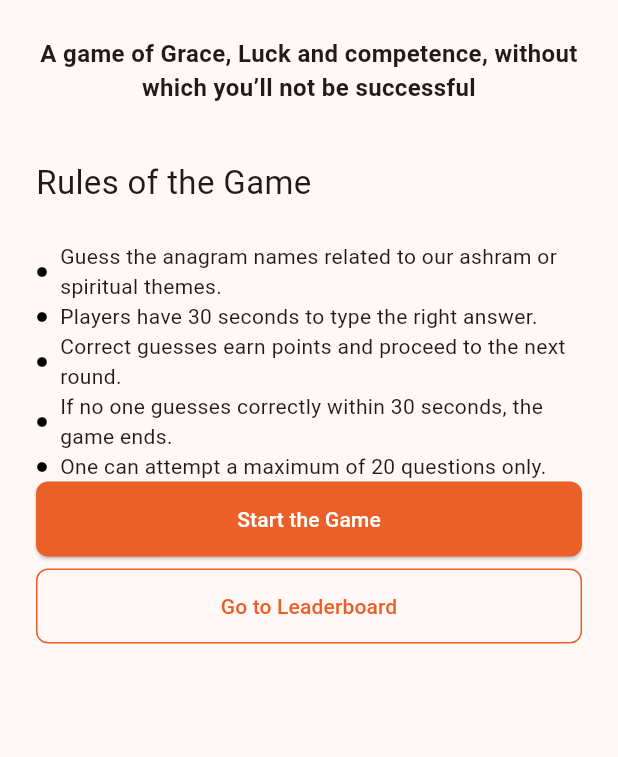
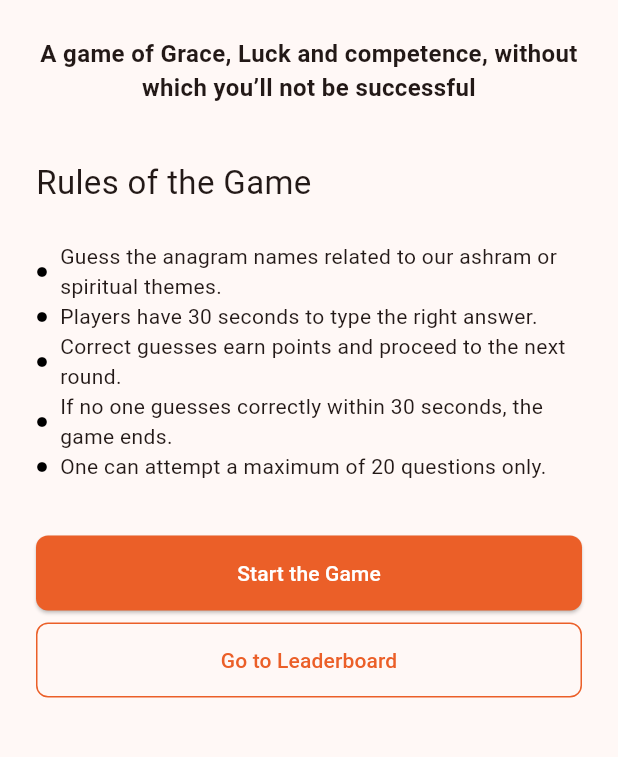
Before and after one commit to shetty456/mumbojumbo, a Flutter app: the screen it shows after launch, on a phone screen of 412 x 824 dp, the part 297-1054 px from its top. Run offline on Flutter 3.47's test engine with Material 3 defaults, Android fonts, the phone set to English and light mode, and no system bars; our stand-ins replace audioplayers, cloud_firestore, confetti, firebase_core, flutter_animate, flutter_hooks and 5 more; accounts and stored records are empty; generated files the repository leaves out were written again.

Commit message:
modify screens

```diff
--- a/lib/screens/onboarding_screen.dart
+++ b/lib/screens/onboarding_screen.dart
@@ -1,5 +1,4 @@
 import 'package:flutter/material.dart';
-import 'package:flutter_hooks/flutter_hooks.dart';
 import 'package:go_router/go_router.dart';
 import 'package:hooks_riverpod/hooks_riverpod.dart';
 import 'package:mumbojumbo/common/router.dart';
@@ -9,8 +8,6 @@ class OnboardingScreen extends HookConsumerWidget {
 
   @override
   Widget build(BuildContext context, WidgetRef ref) {
-
-
     return Scaffold(
       // appBar: AppBar(title: const Text('Welcome to Mumbo Jumbo')),
       body: SafeArea(
@@ -53,17 +50,17 @@ class OnboardingScreen extends HookConsumerWidget {
                 const InstructionItem(
                     text:
                         'Guess the anagram names related to our ashram or spiritual themes.'),
-                const InstructionItem(text: 'Players have 30 seconds to type the right answer.'),
+                const InstructionItem(
+                    text: 'Players have 30 seconds to type the right answer.'),
                 const InstructionItem(
                     text:
                         'Correct guesses earn points and proceed to the next round.'),
                 const InstructionItem(
                     text:
                         'If no one guesses correctly within 30 seconds, the game ends.'),
-                                      const InstructionItem(
-                    text:
-                        'One can attempt a maximum of 20 questions only.'),
-                const Spacer(),
+                const InstructionItem(
+                    text: 'One can attempt a maximum of 20 questions only.'),
+                vHeight(36),
                 ElevatedButton(
                   onPressed: () => context.push(AppRoutePaths.username),
                   child: const Text('Start the Game'),
```
Also changed, not shown: lib/screens/gamezone_screen.dart (+46 -6 lines).
